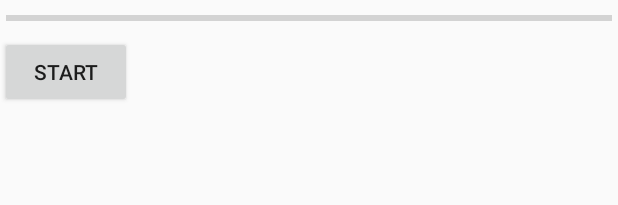
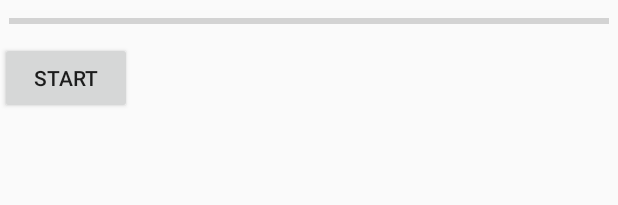
Before and after one commit to aneelakaree/androidassignment2, an Android app: the layout activity_main.xml on its own in the app's theme, with its tools: preview values and no code run, on a phone screen of 412 x 824 dp. Shown: the top 205 px of the screen. Run offline under Robolectric (Android 15) with nearby library versions, the phone set to English and light mode, and no system bars.

Commit message:
third commit

```diff
--- a/app/src/main/res/layout/activity_main.xml
+++ b/app/src/main/res/layout/activity_main.xml
@@ -11,7 +11,7 @@
         android:layout_height="wrap_content"
         android:indeterminate="false"
         android:max="10"
-        android:padding="4dip" >
+        android:padding="6dip" >
     </ProgressBar>
 
     <Button
```
Also changed, not shown: 1 other file.
